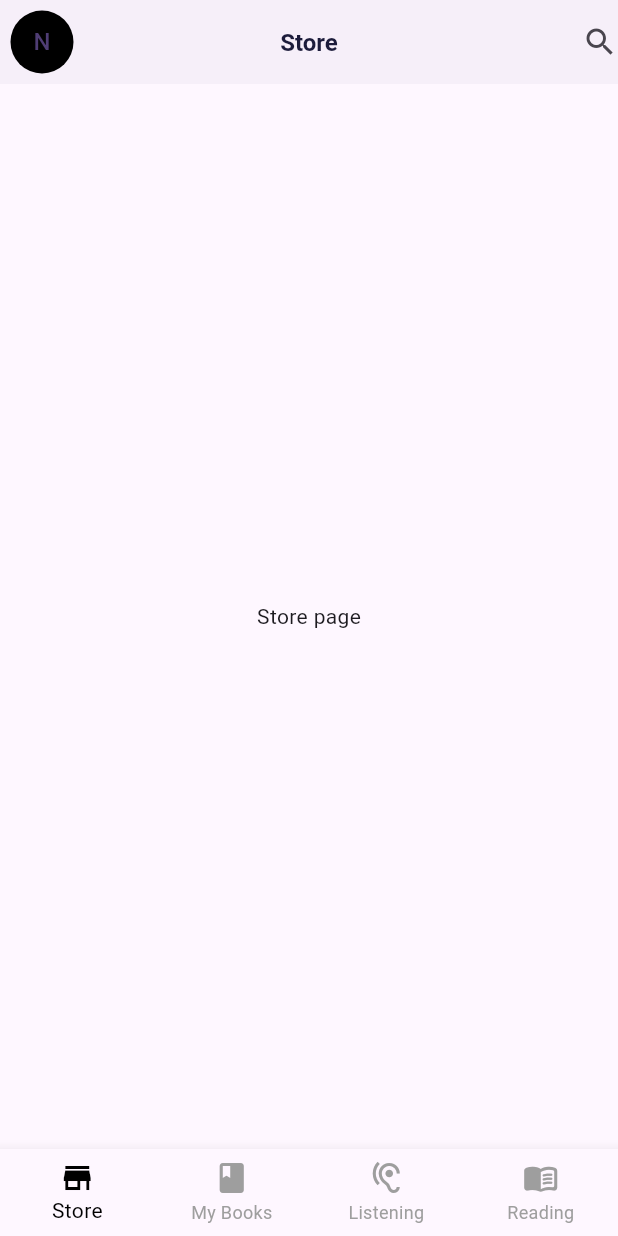
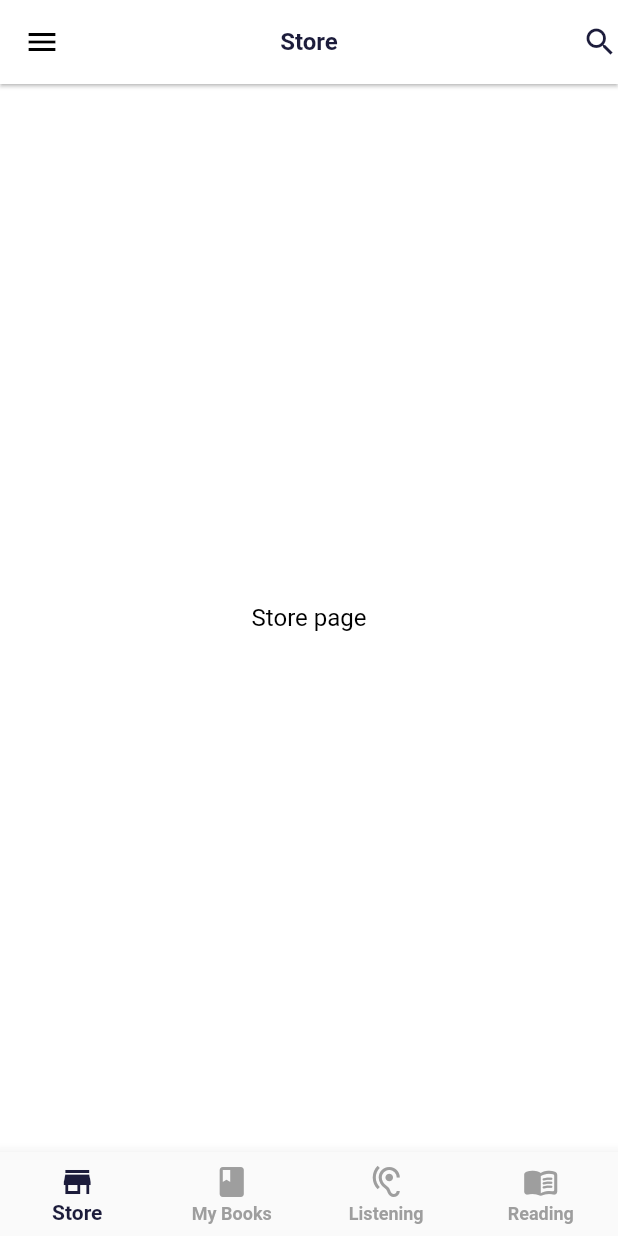
Before and after one commit to nasifayc/delta-bookstore-flutter, a Flutter app: the LandingPage screen opened directly, on a phone screen of 412 x 824 dp. Run offline on Flutter 3.47's test engine with Material 3 defaults, Android fonts, the phone set to English and light mode, and no system bars; our stand-ins replace equatable, flutter_bloc.

Commit message:
feature: side nav bar

```diff
--- a/delta_ebookstore_app/lib/core/app.dart
+++ /dev/null
@@ -1,35 +0,0 @@
-import 'package:delta_ebookstore_app/controllers/bottom_nav/bottom_nav_cubit.dart';
-import 'package:delta_ebookstore_app/core/app_navigator.dart';
-import 'package:delta_ebookstore_app/core/theme/app_theme.dart';
-import 'package:delta_ebookstore_app/screens/layouts/login_page.dart';
-import 'package:delta_ebookstore_app/screens/layouts/sign_up_page.dart';
-import 'package:flutter/material.dart';
-import 'package:flutter_bloc/flutter_bloc.dart';
-
-class App extends StatefulWidget {
-  const App({super.key});
-
-  @override
-  State<App> createState() => _AppState();
-}
-
-class _AppState extends State<App> {
-  @override
-  Widget build(BuildContext context) {
-    return MultiBlocProvider(
-      providers: [
-        BlocProvider(create: (context) => BottomNavCubit()),
-      ],
-      child: MaterialApp(
-        debugShowCheckedModeBanner: false,
-        title: 'ebook store',
-        theme: LightModeTheme().themeData,
-        routes: {
-          '/login': (context) => const LoginPage(),
-          '/signup': (context) => const SignUpPage()
-        },
-        home: const AppNavigator(),
-      ),
-    );
-  }
-}
--- a/delta_ebookstore_app/lib/screens/main_screens/landing_page.dart
+++ b/delta_ebookstore_app/lib/screens/main_screens/landing_page.dart
@@ -4,6 +4,7 @@ import 'package:delta_ebookstore_app/screens/main_screens/listening_screen.dart'
 import 'package:delta_ebookstore_app/screens/main_screens/my_book_screen.dart';
 import 'package:delta_ebookstore_app/screens/main_screens/reading_screen.dart';
 import 'package:delta_ebookstore_app/screens/main_screens/store_screen.dart';
+import 'package:delta_ebookstore_app/screens/widgets/landing/left_nav_bar.dart';
 import 'package:flutter/material.dart';
 import 'package:flutter_bloc/flutter_bloc.dart';
 
@@ -12,7 +13,7 @@ class LandingPage extends StatelessWidget {
 
   @override
   Widget build(BuildContext context) {
-    final appTheme = AppTheme.of(context);
+    AppTheme appTheme = AppTheme.of(context);
 
     return BlocBuilder<BottomNavCubit, BottomNavState>(
       builder: (context, state) {
@@ -48,26 +49,25 @@ class LandingPage extends StatelessWidget {
 
         return Scaffold(
           appBar: AppBar(
-            leading: Padding(
-              padding: const EdgeInsets.all(7),
-              child: CircleAvatar(
-                backgroundColor: appTheme.secondary,
-                child: const Text('N'),
-              ),
-            ),
             elevation: 1,
             title: Text(
               getTitle(state),
               style: appTheme.typography.headlineSmall,
             ),
             centerTitle: true,
-            actions: const [Icon(Icons.search)],
+            actions: [
+              Icon(
+                Icons.search,
+                color: appTheme.primary,
+              )
+            ],
           ),
+          drawer: const LeftNavBar(),
           body: getCurrentScreen(state),
           bottomNavigationBar: BottomNavigationBar(
             currentIndex: BottomNavState.values.indexOf(state),
             type: BottomNavigationBarType.fixed,
-            selectedItemColor: appTheme.secondary,
+            selectedItemColor: appTheme.primary,
             unselectedItemColor: Colors.grey,
             items: const <BottomNavigationBarItem>[
               BottomNavigationBarItem(
--- a/delta_ebookstore_app/lib/screens/main_screens/store_screen.dart
+++ b/delta_ebookstore_app/lib/screens/main_screens/store_screen.dart
@@ -1,3 +1,4 @@
+import 'package:delta_ebookstore_app/core/theme/app_theme.dart';
 import 'package:flutter/material.dart';
 
 class StoreScreen extends StatelessWidget {
@@ -5,6 +6,11 @@ class StoreScreen extends StatelessWidget {
 
   @override
   Widget build(BuildContext context) {
-    return const Center(child: Text('Store page'));
+    AppTheme theme = AppTheme.of(context);
+    return Center(
+        child: Text(
+      'Store page',
+      style: theme.typography.bodyMedium,
+    ));
   }
 }
```
Also changed, not shown: delta_ebookstore_app/lib/main.dart (+19 -7 lines), delta_ebookstore_app/lib/screens/main_screens/listening_screen.dart (+7 -1 lines), delta_ebookstore_app/lib/screens/main_screens/my_book_screen.dart (+7 -1 lines), delta_ebookstore_app/lib/screens/main_screens/reading_screen.dart (+7 -1 lines), delta_ebookstore_app/lib/screens/widgets/landing/left_nav_bar.dart (added, +34 -0 lines), delta_ebookstore_app/lib/screens/widgets/login/login_form.dart (+9 -5 lines), delta_ebookstore_app/lib/screens/widgets/signup/signup_from.dart (+9 -5 lines), 1 other file.
